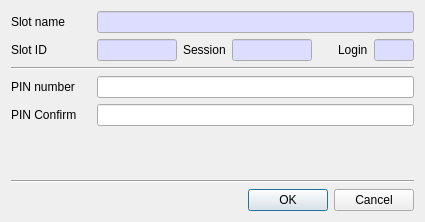
This is CryptokiMan/init_pin_dlg.ui in jykim74/CryptokiMan as Qt 5 draws it before an edit. The edited form follows.
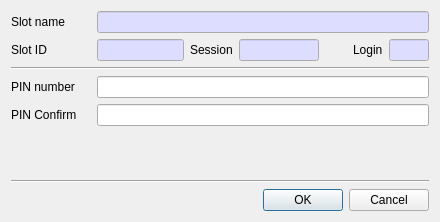
This is the edited form.

Diff of the .ui file:
```diff
--- a/CryptokiMan/init_pin_dlg.ui
+++ b/CryptokiMan/init_pin_dlg.ui
@@ -6,7 +6,7 @@
    <rect>
     <x>0</x>
     <y>0</y>
-    <width>425</width>
+    <width>440</width>
     <height>222</height>
    </rect>
   </property>
@@ -34,6 +34,12 @@
      </item>
      <item row="0" column="1">
       <widget class="QLineEdit" name="mSlotNameText">
+       <property name="minimumSize">
+        <size>
+         <width>300</width>
+         <height>0</height>
+        </size>
+       </property>
        <property name="palette">
         <palette>
          <active>
```
